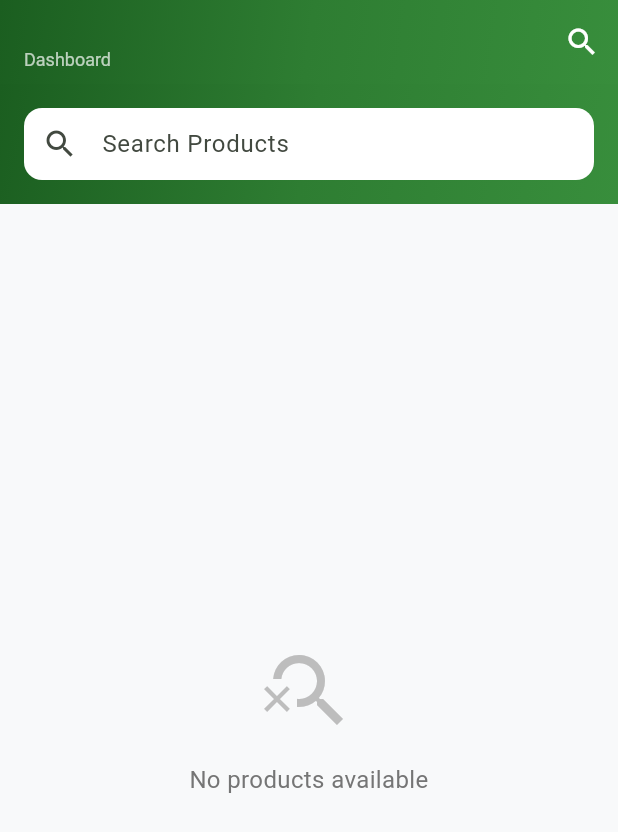
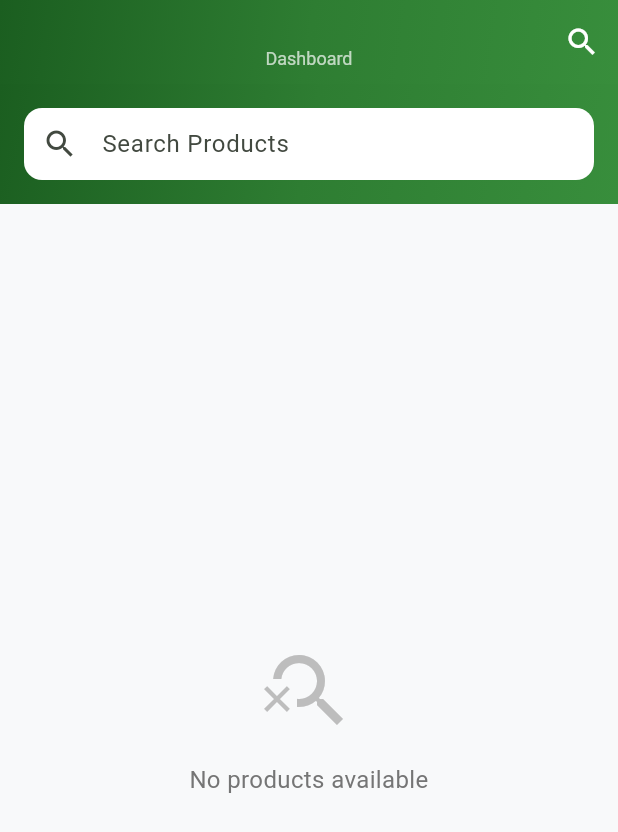
Before and after one commit to fahim-shahriar-alif/mollah_and_sons, a Flutter app: the DashboardScreen screen opened directly, on a phone screen of 412 x 824 dp. Shown: the top 832 px of the screen. Run offline on Flutter 3.47's test engine with Material 3 defaults, Android fonts, the phone set to English and light mode, and no system bars; our stand-ins replace cloud_firestore, firebase_auth, firebase_core, shared_preferences; accounts and stored records are empty.

Commit message:
fix the dashboard allignment

```diff
--- a/lib/screens/dashboard_screen.dart
+++ b/lib/screens/dashboard_screen.dart
@@ -154,14 +154,18 @@ class _DashboardScreenState extends State<DashboardScreen>
           ),
         ),
         foregroundColor: Colors.white,
+        centerTitle: true,
         title: Column(
-          crossAxisAlignment: CrossAxisAlignment.start,
+          crossAxisAlignment: CrossAxisAlignment.center,
+          mainAxisAlignment: MainAxisAlignment.center,
+          mainAxisSize: MainAxisSize.min,
           children: [
             Text(
               _isLoadingUserData ? localizations.dashboard : _shopName,
               style: const TextStyle(
                 fontSize: 18,
                 fontWeight: FontWeight.bold,
+                height: 1.2,
               ),
             ),
             if (!_isLoadingUserData)
@@ -171,6 +175,7 @@ class _DashboardScreenState extends State<DashboardScreen>
                   fontSize: 12,
                   fontWeight: FontWeight.normal,
                   color: Colors.white70,
+                  height: 1.0,
                 ),
               ),
           ],
```
